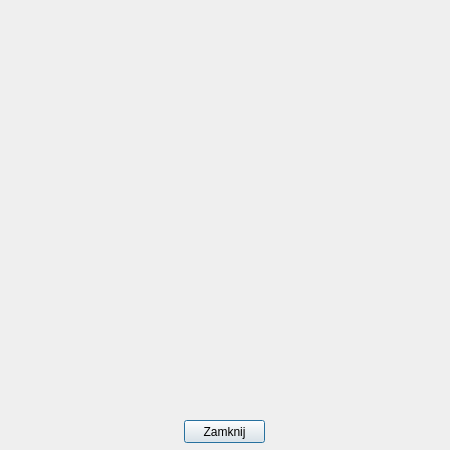
Above: MineCraftManager/aboutdialog.ui from adamros/MineCraftManager before the change. Below: the same form after it.
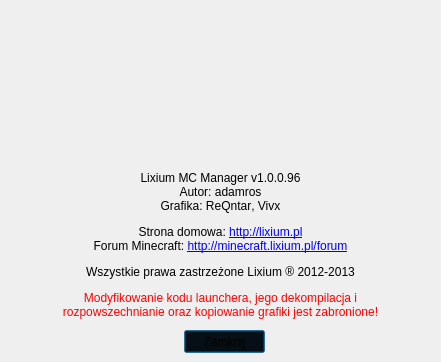
That is the form after the change. Icons and pictures are not drawn.

Patch:
```diff
--- a/MineCraftManager/aboutdialog.ui
+++ b/MineCraftManager/aboutdialog.ui
@@ -6,26 +6,48 @@
    <rect>
     <x>0</x>
     <y>0</y>
-    <width>450</width>
-    <height>450</height>
+    <width>441</width>
+    <height>362</height>
    </rect>
   </property>
   <property name="windowTitle">
    <string>Dialog</string>
   </property>
+  <property name="styleSheet">
+   <string notr="true">background: url(:/splash/resources/logolixium.png) top center no-repeat;</string>
+  </property>
   <widget class="QPushButton" name="pushButton">
    <property name="geometry">
     <rect>
      <x>184</x>
-     <y>420</y>
+     <y>330</y>
      <width>81</width>
      <height>23</height>
     </rect>
    </property>
+   <property name="styleSheet">
+    <string notr="true">background: transparent</string>
+   </property>
    <property name="text">
     <string>Zamknij</string>
    </property>
   </widget>
+  <widget class="QLabel" name="label">
+   <property name="geometry">
+    <rect>
+     <x>20</x>
+     <y>160</y>
+     <width>401</width>
+     <height>171</height>
+    </rect>
+   </property>
+   <property name="styleSheet">
+    <string notr="true">background: transparent</string>
+   </property>
+   <property name="text">
+    <string>&lt;html&gt;&lt;head/&gt;&lt;body&gt;&lt;p align=&quot;center&quot;&gt;&lt;span style=&quot; font-size:9pt;&quot;&gt;Lixium MC Manager v1.0.0.96&lt;br/&gt;Autor: &lt;/span&gt;&lt;span style=&quot; font-size:9pt; color:#000000;&quot;&gt;adamros&lt;br/&gt;&lt;/span&gt;&lt;span style=&quot; font-size:9pt;&quot;&gt;Grafika: &lt;/span&gt;&lt;span style=&quot; font-size:9pt; color:#000000;&quot;&gt;ReQntar&lt;/span&gt;&lt;span style=&quot; font-size:9pt;&quot;&gt;, &lt;/span&gt;&lt;span style=&quot; font-size:9pt; color:#000000;&quot;&gt;Vivx&lt;/span&gt;&lt;/p&gt;&lt;p align=&quot;center&quot;&gt;&lt;span style=&quot; font-size:9pt;&quot;&gt;Strona domowa: &lt;/span&gt;&lt;a href=&quot;http://lixium.pl&quot;&gt;&lt;span style=&quot; font-size:9pt; text-decoration: underline; color:#0000ff;&quot;&gt;http://lixium.pl&lt;br/&gt;&lt;/span&gt;&lt;/a&gt;&lt;span style=&quot; font-size:9pt;&quot;&gt;Forum Minecraft: &lt;/span&gt;&lt;a href=&quot;http://minecraft.lixium.pl/forum&quot;&gt;&lt;span style=&quot; font-size:9pt; text-decoration: underline; color:#0000ff;&quot;&gt;http://minecraft.lixium.pl/forum&lt;/span&gt;&lt;/a&gt;&lt;/p&gt;&lt;p align=&quot;center&quot;&gt;&lt;span style=&quot; font-size:9pt; color:#000000;&quot;&gt;Wszystkie prawa zastrzeżone Lixium ® 2012-2013&lt;/span&gt;&lt;/p&gt;&lt;p align=&quot;center&quot;&gt;&lt;span style=&quot; font-size:9pt; color:#ff0000;&quot;&gt;Modyfikowanie kodu launchera, jego dekompilacja i&lt;br/&gt;rozpowszechnianie oraz kopiowanie grafiki jest zabronione!&lt;/span&gt;&lt;/p&gt;&lt;/body&gt;&lt;/html&gt;</string>
+   </property>
+  </widget>
  </widget>
  <resources/>
  <connections>
```
